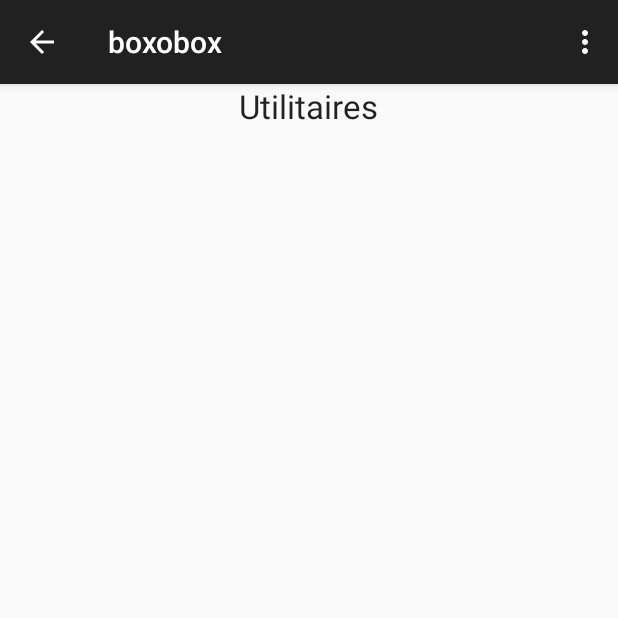
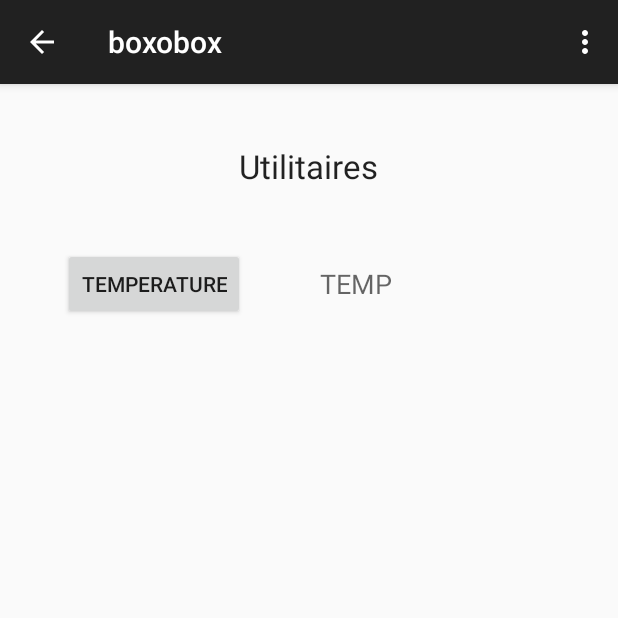
Before and after one commit to ridergoster/Boxobox, an Android app: the fragment utilitaire_fragment placed in its activity, in the options menu, after a tap on "Settings", on a phone screen of 412 x 824 dp, the top half of it. Run offline under Robolectric (Android 15) with nearby library versions, the phone set to English and light mode, and no system bars; 2 statements that could not run were skipped.

Commit message:
Ajout d'un boutton pour la température

```diff
--- a/Android/app/src/main/java/com/vincent/boxobox/utilitaire_fragment.java
+++ b/Android/app/src/main/java/com/vincent/boxobox/utilitaire_fragment.java
@@ -2,23 +2,41 @@ package com.vincent.boxobox;
 
 import android.support.v4.app.Fragment;
 import android.os.Bundle;
-import android.support.annotation.Nullable;
 import android.view.LayoutInflater;
 import android.view.View;
 import android.view.ViewGroup;
+import android.widget.Button;
+import android.view.View.OnClickListener;
+import android.widget.TextView;
 
 /**
  * Created by Vincentk on 29/09/15.
  */
-public class utilitaire_fragment extends Fragment {
+
+public class utilitaire_fragment extends Fragment implements OnClickListener {
 
     View rootview;
 
-    @Nullable
     @Override
     public View onCreateView(LayoutInflater inflater, ViewGroup container, Bundle savedInstanceState) {
         rootview = inflater.inflate(R.layout.utilitaire_layout,container,false);
+        Button buttontemp;
+        buttontemp = (Button) rootview.findViewById(R.id.buttontemp);
+        buttontemp.setOnClickListener(this);
         return rootview;
     }
 
+
+    // Mise en place des bouttons d'action avec listener + switch pour différencier les actions
+    @Override
+    public void onClick(View v) {
+        switch (v.getId()){
+            case R.id.buttontemp :
+                TextView texttemp  =(TextView)this.rootview.findViewById(R.id.texttemp);
+                texttemp.setText("TEMP");
+                break;
+            default:
+                break;
+        }
+    }
 }
--- a/Android/app/src/main/res/layout/utilitaire_layout.xml
+++ b/Android/app/src/main/res/layout/utilitaire_layout.xml
@@ -1,13 +1,47 @@
 <?xml version="1.0" encoding="utf-8"?>
 <LinearLayout xmlns:android="http://schemas.android.com/apk/res/android"
     android:orientation="vertical" android:layout_width="match_parent"
-    android:layout_height="match_parent">
+    android:layout_height="match_parent"
+    android:weightSum="1">
 
     <TextView
         android:layout_width="wrap_content"
         android:layout_height="wrap_content"
         android:textAppearance="?android:attr/textAppearanceLarge"
-        android:text="Utilitaires"
+        android:text="@string/utilitaire"
         android:id="@+id/textView"
-        android:layout_gravity="center_horizontal" />
+        android:layout_gravity="center_horizontal"
+        android:layout_marginTop="40dp" />
+
+    <RelativeLayout
+        android:layout_width="match_parent"
+        android:layout_height="match_parent">
+
+        <Button
+            style="?android:attr/buttonStyleSmall"
+            android:layout_width="wrap_content"
+            android:layout_height="wrap_content"
+            android:text="@string/Temperature"
+            android:id="@+id/buttontemp"
+            android:layout_marginTop="40dp"
+            android:layout_marginLeft="42dp"
+            android:layout_marginStart="42dp"
+            android:layout_alignParentTop="true"
+            android:layout_alignParentLeft="true"
+            android:layout_alignParentStart="true" />
+
+        <TextView
+            android:layout_width="wrap_content"
+            android:layout_height="34dp"
+            android:textAppearance="?android:attr/textAppearanceMedium"
+            android:id="@+id/texttemp"
+            android:layout_alignTop="@+id/buttontemp"
+            android:layout_toRightOf="@+id/buttontemp"
+            android:layout_marginLeft="50dp"
+            android:layout_marginStart="50dp"
+            android:layout_alignBottom="@+id/buttontemp"
+            android:gravity="center" />
+
+    </RelativeLayout>
+
 </LinearLayout>
--- a/Android/app/src/main/res/values/strings.xml
+++ b/Android/app/src/main/res/values/strings.xml
@@ -10,4 +10,6 @@
     <string name="action_example">Example action</string>
 
     <string name="action_settings">Settings</string>
+    <string name="Temperature">Temperature</string>
+    <string name="utilitaire">Utilitaires</string>
 </resources>
```
Also changed, not shown: 1 other file.
